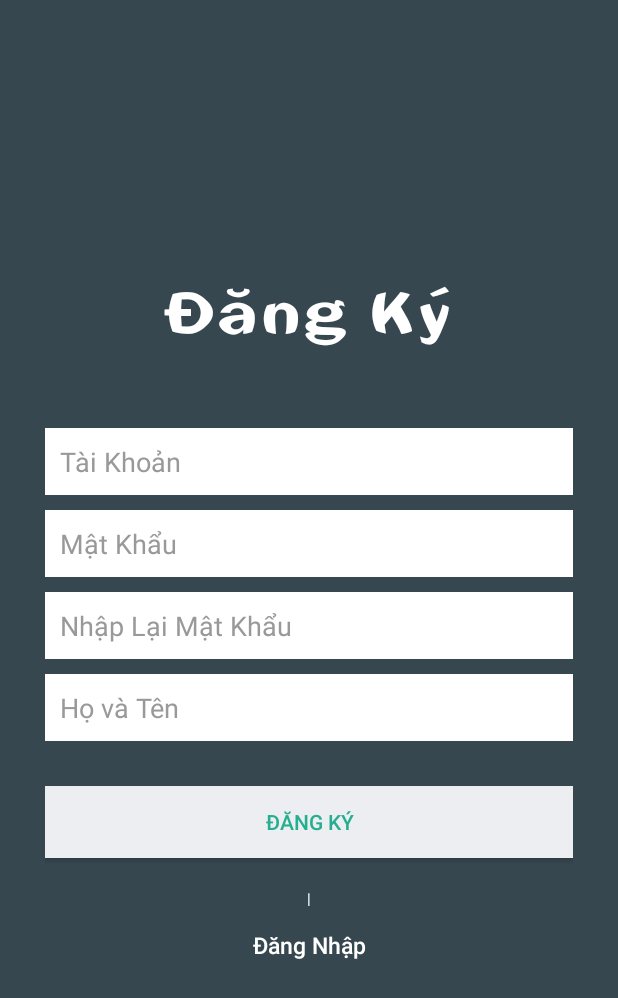
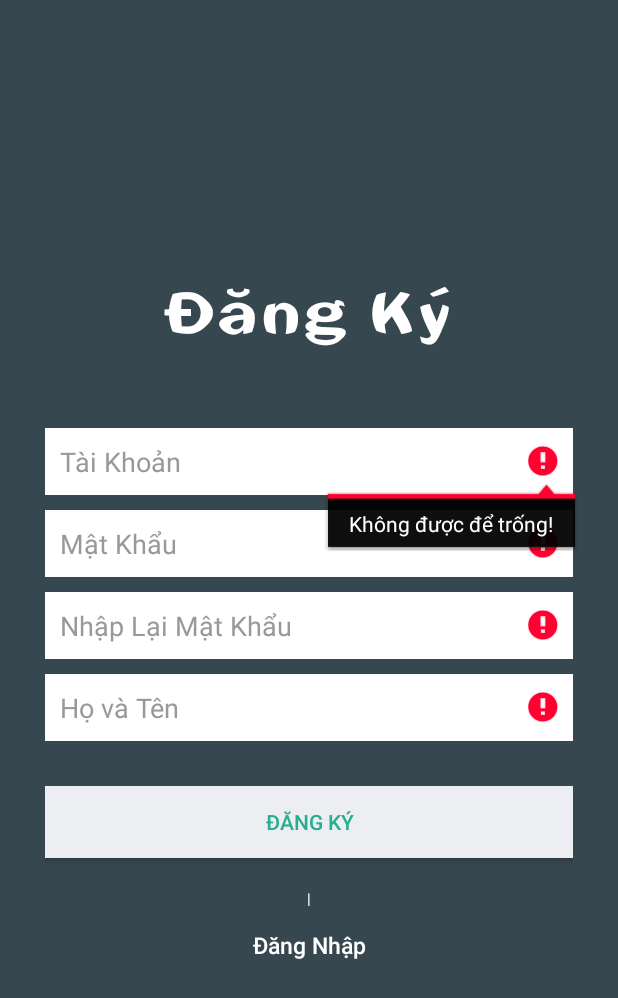
Before and after one commit to renaissance01/TruyenTranhVL, an Android app: the RegisterActivity screen opened directly, with no data from a screen before it, after a tap on "ĐĂNG KÝ", on a phone screen of 412 x 824 dp. Shown: the top 998 px of the screen. Run offline under Robolectric (Android 15) with nearby library versions, the phone set to English and light mode, and no system bars.

Commit message:
CODE 7
Sửa Lần 7

```diff
--- a/app/src/main/AndroidManifest.xml
+++ b/app/src/main/AndroidManifest.xml
@@ -90,7 +90,7 @@
             android:name=".activity.DialogDownload"
             android:label="Lựa Chọn"
             android:noHistory="true"
-            android:theme="@android:style/Theme.Holo.Dialog" />
+            android:theme="@android:style/Theme.Holo.Light.Dialog.NoActionBar.MinWidth" />
         <activity
             android:name=".slideimages.NumberPickerActivity"
             android:label="Chọn Trang"
--- a/app/src/main/java/truyentranh/vl/activity/RegisterActivity.java
+++ b/app/src/main/java/truyentranh/vl/activity/RegisterActivity.java
@@ -57,7 +57,7 @@ public class RegisterActivity extends AppCompatActivity {
 
         tvDangNhap = (TextView) findViewById(R.id.tvDangNhap);
         //Thiết lập font để sử dụng từ assets
-        Typeface face = Typeface.createFromAsset(getAssets(),"fonts/dangnhap.ttf");
+        Typeface face = Typeface.createFromAsset(getAssets(), "fonts/dangnhap.ttf");
         //Thiết lập font cho TextView
         tvDangNhap.setTypeface(face);
 
@@ -79,12 +79,29 @@ public class RegisterActivity extends AppCompatActivity {
         btnDangKy.setOnClickListener(new View.OnClickListener() {
             @Override
             public void onClick(View v) {
-                if (txtTaiKhoan.getText().toString().trim().equals("") || txtMatKhau.getText().toString().trim().equals("") || txtMatKhau2.getText().toString().trim().equals("") || txtHoTen.getText().toString().trim().equals("")) {
-                    Toast.makeText(getApplication(), "Vui Lòng Nhập Đầy Đủ Thông Tin", Toast.LENGTH_SHORT).show();
-                } else if (txtMatKhau.getText().toString().trim().equals(txtMatKhau2.getText().toString().trim()) == false) {
-                    Toast.makeText(getApplication(), "2 Mật Khẩu Phải Khớp Nhau", Toast.LENGTH_SHORT).show();
-                } else {
-                    new SendRequest().execute();
+                int i = 0;
+                if (txtTaiKhoan.getText().toString().trim().equals("")) {
+                    txtTaiKhoan.setError("Không được để trống!");
+                    i = 1;
+                }
+                if (txtMatKhau.getText().toString().trim().equals("")) {
+                    txtMatKhau.setError("Không được để trống!");
+                    i = 1;
+                }
+                if (txtMatKhau2.getText().toString().trim().equals("")) {
+                    txtMatKhau2.setError("Không được để trống!");
+                    i = 1;
+                }
+                if (txtHoTen.getText().toString().trim().equals("")) {
+                    txtHoTen.setError("Không được để trống!");
+                    i = 1;
+                }
+                if (i == 0) {
+                    if (txtMatKhau.getText().toString().trim().equals(txtMatKhau2.getText().toString().trim()) == false) {
+                        Toast.makeText(getApplication(), "2 Mật Khẩu Phải Khớp Nhau", Toast.LENGTH_SHORT).show();
+                    } else {
+                        new SendRequest().execute();
+                    }
                 }
                 /*Intent intent = new Intent(RegisterActivity.this, LoginActivity.class);
                 startActivity(intent);*/
@@ -193,7 +210,7 @@ public class RegisterActivity extends AppCompatActivity {
             } else if (result.equals("Tai Khoan Da Ton Tai")) {
                 Toast.makeText(getApplicationContext(), "Tài Khoản Đã Tồn Tại",
                         Toast.LENGTH_LONG).show();
-            }else {
+            } else {
                 Toast.makeText(getApplicationContext(), result,
                         Toast.LENGTH_LONG).show();
             }
--- a/app/src/main/java/truyentranh/vl/fragments/MangaFragment.java
+++ b/app/src/main/java/truyentranh/vl/fragments/MangaFragment.java
@@ -92,9 +92,6 @@ public class MangaFragment extends Fragment implements SwipeRefreshLayout.OnRefr
 
         //Truyện
         lvManga = (ListView) rootView.findViewById(R.id.lvManga);
-
-
-
 
         /*for (int i = 0; i < tongtheloaiKey; i++) {
             try {
--- a/app/src/main/res/layout/comment_listview.xml
+++ b/app/src/main/res/layout/comment_listview.xml
@@ -27,6 +27,7 @@
                 android:layout_width="wrap_content"
                 android:layout_height="wrap_content"
                 android:text="1"
+                android:visibility="gone"
                 android:textColor="@drawable/button_text"
                 android:textSize="16sp"
                 android:textStyle="bold" />
@@ -36,6 +37,7 @@
                 android:layout_width="wrap_content"
                 android:layout_height="wrap_content"
                 android:text=". "
+                android:visibility="gone"
                 android:textColor="@drawable/button_text"
                 android:textSize="16sp"
                 android:textStyle="bold" />
@@ -73,6 +75,7 @@
                     android:id="@+id/sdsđsd"
                     android:layout_width="wrap_content"
                     android:layout_height="wrap_content"
+                    android:visibility="gone"
                     android:text="Nội dung: "
                     android:textColor="#717172"
                     android:textStyle="italic" />
--- a/app/src/main/res/values/styles.xml
+++ b/app/src/main/res/values/styles.xml
@@ -44,4 +44,8 @@
         <item name="android:textColorSecondary">#008000</item>
     </style>
 
+    <style name="ThemeEditText" parent="MyMaterialTheme.Base">
+        <item name="colorAccent">#000</item>
+    </style>
+
 </resources>
```
Also changed, not shown: app/src/main/java/truyentranh/vl/activity/ChapActivity.java (+10 -1 lines), app/src/main/java/truyentranh/vl/activity/LoginActivity.java (+49 -42 lines), app/src/main/java/truyentranh/vl/fragmentschap/CommentFragment.java (+19 -4 lines), app/src/main/java/truyentranh/vl/slideimages/ShowImages.java (+7 -3 lines), app/src/main/res/layout/fragment_comment.xml (+48 -45 lines), app/src/main/btn_send-web.png (added), app/src/main/res/drawable/btnsend.png (added), 1 other file.
